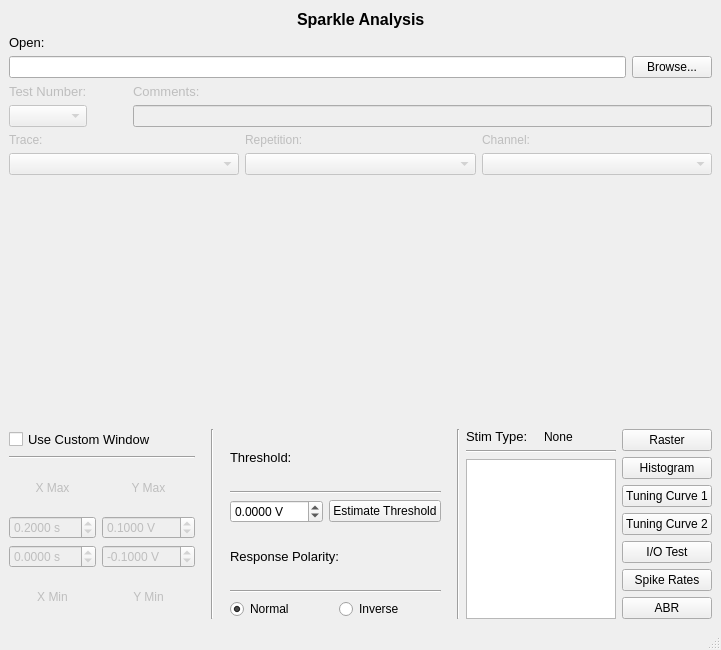
Before: the Qt Designer form ui/main.ui in portfors-lab/SparkleAnalysis, drawn with Qt 5.
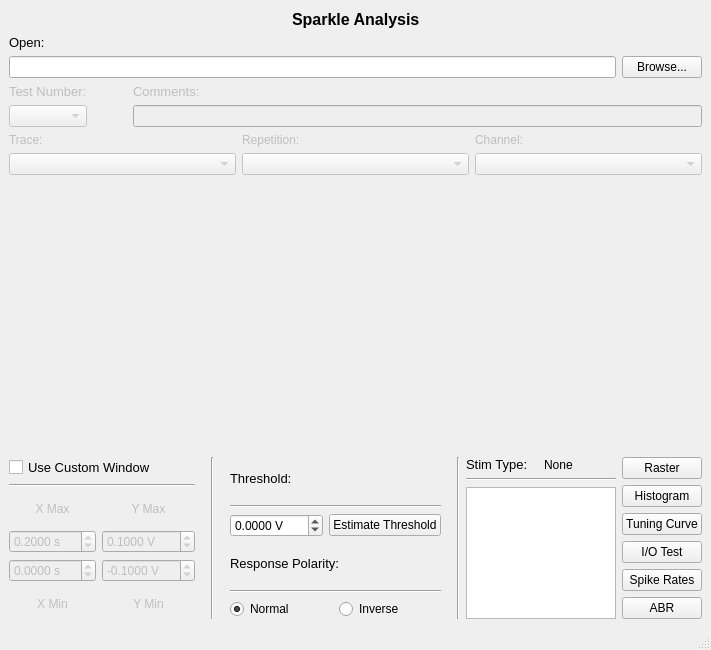
After: the same form once the commit is applied. Icons and pictures are not drawn. Custom widgets are drawn as their Qt base class.

Commit message:
Changed tuning curve generation
Tuning curves now have a dialog for creating plots. All data on main dialog will be loaded into the tuning curve dialog. Dialog currently has two plot options and 2 unit options. TODO: Windowed tuning curves

```diff
--- a/ui/main.ui
+++ b/ui/main.ui
@@ -648,23 +648,13 @@
           </property>
          </widget>
         </item>
-        <item row="3" column="0">
-         <widget class="QPushButton" name="pushButton_tuning_curve_2">
-          <property name="toolTip">
-           <string>Creates a tuning curve based on your test number and threshold.</string>
-          </property>
-          <property name="text">
-           <string>Tuning Curve 2</string>
-          </property>
-         </widget>
-        </item>
         <item row="2" column="0">
          <widget class="QPushButton" name="pushButton_tuning_curve_1">
           <property name="toolTip">
            <string>Creates a tuning curve based on your test number and threshold.</string>
           </property>
           <property name="text">
-           <string>Tuning Curve 1</string>
+           <string>Tuning Curve</string>
           </property>
          </widget>
         </item>
@@ -684,7 +674,7 @@
           </property>
          </widget>
         </item>
-        <item row="4" column="0">
+        <item row="3" column="0">
          <widget class="QPushButton" name="pushButton_io_test">
           <property name="toolTip">
            <string>Opens a window for creating I/O plots.</string>
@@ -694,7 +684,7 @@
           </property>
          </widget>
         </item>
-        <item row="5" column="0">
+        <item row="4" column="0">
          <widget class="QPushButton" name="pushButton_spike_rates">
           <property name="toolTip">
            <string>Opens a window for creating spike rate plots.</string>
@@ -704,7 +694,7 @@
           </property>
          </widget>
         </item>
-        <item row="6" column="0">
+        <item row="5" column="0">
          <widget class="QPushButton" name="pushButton_abr">
           <property name="toolTip">
            <string>Creates an auditory brainstem response (ABR) graph based on your current test.</string>
```
Left out of the diff: 6 changed lines with no effect on the pictures. The commit also changes 6 other files.
